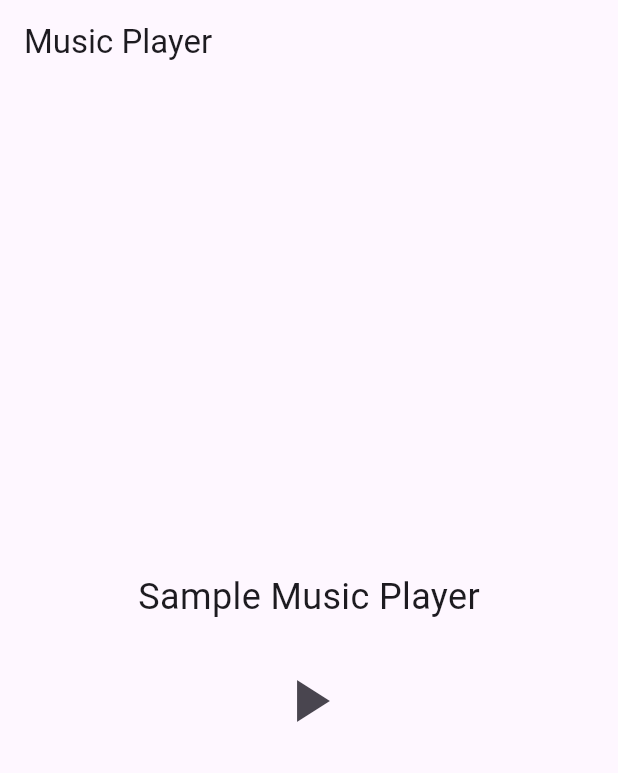
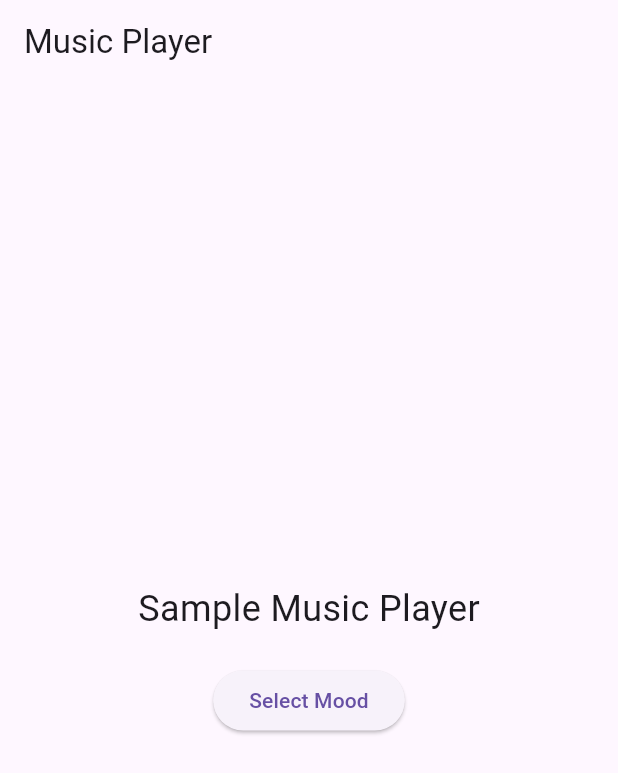
Before and after one commit to vi-8086/SENSEA, a Flutter app: the MusicPlayer screen opened directly, on a phone screen of 412 x 824 dp. Shown: the top 773 px of the screen. Run offline on Flutter 3.47's test engine with Material 3 defaults, Android fonts, the phone set to English and light mode, and no system bars.

Commit message:
Update music.dart

```diff
--- a/lib/music.dart
+++ b/lib/music.dart
@@ -18,15 +18,67 @@ class MyApp extends StatelessWidget {
   }
 }
 
-class MusicPlayer extends StatelessWidget {
+class MusicPlayer extends StatefulWidget {
+  @override
+  _MusicPlayerState createState() => _MusicPlayerState();
+}
+
+class _MusicPlayerState extends State<MusicPlayer> {
   static const platform = MethodChannel('audio_player');
+  String _mood = '';
 
-  Future<void> _playPause() async {
+  Future<void> _playMusic(String mood) async {
     try {
-      await platform.invokeMethod('playPause');
+      await platform.invokeMethod('playMusic', {'mood': mood});
     } on PlatformException catch (e) {
-      print("Failed to play/pause audio: '${e.message}'.");
+      print("Failed to play music: '${e.message}'.");
     }
+  }
+
+  Future<void> _showMoodDialog() async {
+    await showDialog(
+      context: context,
+      builder: (context) {
+        return AlertDialog(
+          title: Text('Select Your Mood'),
+          content: Column(
+            mainAxisSize: MainAxisSize.min,
+            children: <Widget>[
+              ElevatedButton(
+                onPressed: () {
+                  setState(() {
+                    _mood = 'Happy';
+                    Navigator.pop(context);
+                    _playMusic(_mood);
+                  });
+                },
+                child: Text('Happy'),
+              ),
+              ElevatedButton(
+                onPressed: () {
+                  setState(() {
+                    _mood = 'Sad';
+                    Navigator.pop(context);
+                    _playMusic(_mood);
+                  });
+                },
+                child: Text('Sad'),
+              ),
+              ElevatedButton(
+                onPressed: () {
+                  setState(() {
+                    _mood = 'Anxious';
+                    Navigator.pop(context);
+                    _playMusic(_mood);
+                  });
+                },
+                child: Text('Anxious'),
+              ),
+            ],
+          ),
+        );
+      },
+    );
   }
 
   @override
@@ -44,10 +96,9 @@ class MusicPlayer extends StatelessWidget {
               style: TextStyle(fontSize: 24.0),
             ),
             SizedBox(height: 20.0),
-            IconButton(
-              icon: Icon(Icons.play_arrow),
-              iconSize: 48.0,
-              onPressed: _playPause,
+            ElevatedButton(
+              onPressed: _showMoodDialog,
+              child: Text('Select Mood'),
             ),
           ],
         ),
```
